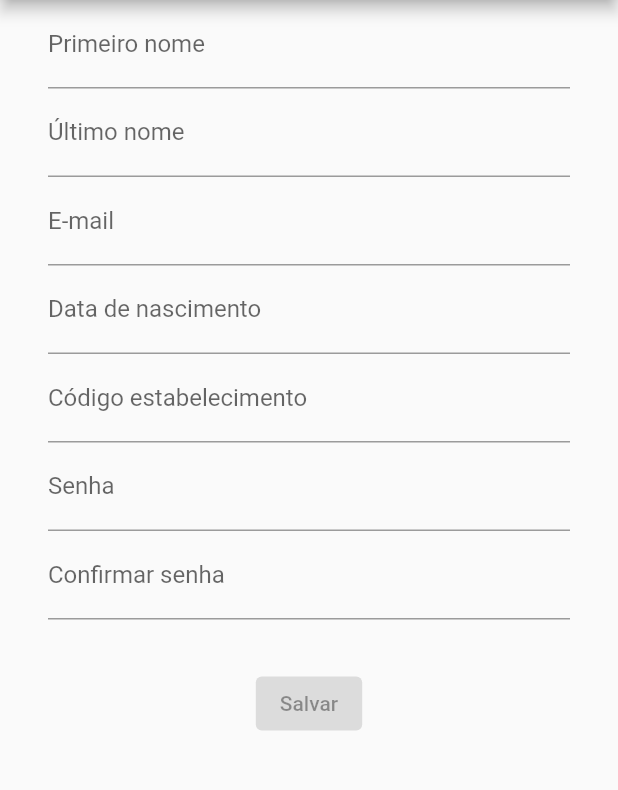
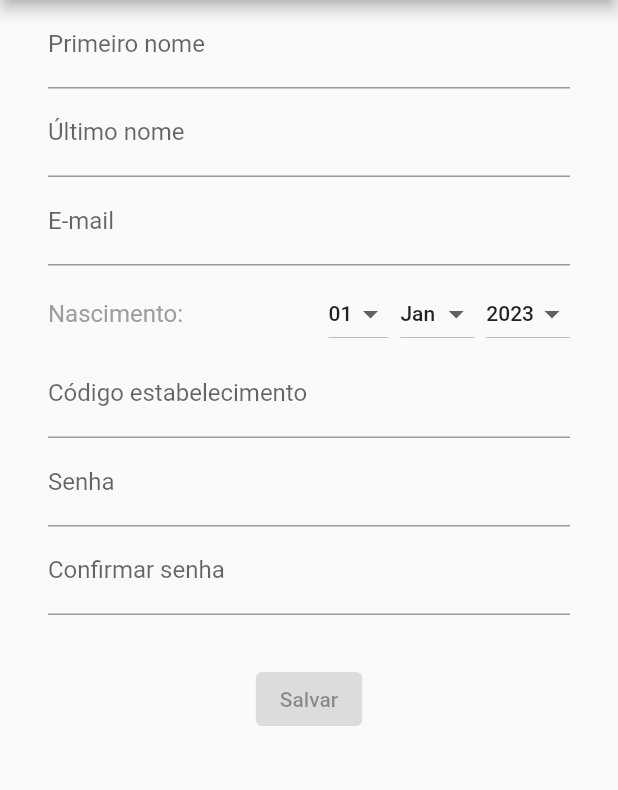
Before and after one commit to Kurt1308/flutter_agende_project_1_front, a Flutter app: the CadastroPage screen opened directly, on a phone screen of 412 x 824 dp, the part 84-874 px from its top. Run offline on Flutter 3.47's test engine with Material 2 defaults, Android fonts, the phone set to English and light mode, and no system bars.

Commit message:
Correção input Data Nascimento.

```diff
--- a/lib/cadastro_page.dart
+++ b/lib/cadastro_page.dart
@@ -9,6 +9,27 @@ class _CadastroPageState extends State<CadastroPage> {
   TextEditingController senhaController = TextEditingController();
   TextEditingController confirmarSenhaController = TextEditingController();
   bool isButtonEnabled = false;
+
+  List<int> dias = List.generate(31, (index) => index + 1);
+  List<String> meses = [
+    'Jan',
+    'Fev',
+    'Mar',
+    'Abr',
+    'Mai',
+    'Jun',
+    'Jul',
+    'Ago',
+    'Set',
+    'Out',
+    'Nov',
+    'Dez'
+  ];
+  List<int> anos = List.generate(38, (index) => index + 2023);
+
+  String selectedDia = '01';
+  String selectedMes = 'Jan';
+  String selectedAno = '2023';
 
   @override
   void initState() {
@@ -38,12 +59,19 @@ class _CadastroPageState extends State<CadastroPage> {
 
   @override
   Widget build(BuildContext context) {
+    final TextStyle inputTextStyle = Theme.of(context).textTheme.bodyText1!;
+    final TextStyle labelStyle = inputTextStyle.copyWith(
+      color: Colors.grey,
+      fontSize:
+          inputTextStyle.fontSize! + 2.0, // Aumentando a fonte em 2 pontos
+      fontWeight: FontWeight.normal, // Removendo o negrito
+    );
+
     return Scaffold(
       appBar: AppBar(title: Text('Cadastro')),
       body: SingleChildScrollView(
         child: Padding(
-          padding: const EdgeInsets.symmetric(
-              horizontal: 32.0), // Espaçamento horizontal de 2 cm
+          padding: const EdgeInsets.symmetric(horizontal: 32.0),
           child: Center(
             child: Column(
               mainAxisAlignment: MainAxisAlignment.center,
@@ -57,8 +85,75 @@ class _CadastroPageState extends State<CadastroPage> {
                 TextFormField(
                   decoration: InputDecoration(labelText: 'E-mail'),
                 ),
-                TextFormField(
-                  decoration: InputDecoration(labelText: 'Data de nascimento'),
+                SizedBox(height: 8.0),
+                Row(
+                  mainAxisAlignment: MainAxisAlignment.spaceBetween,
+                  children: [
+                    Text(
+                      'Nascimento:',
+                      style: labelStyle, // Utilizando o novo estilo do label
+                    ),
+                    Row(
+                      children: [
+                        DropdownButton<String>(
+                          value: selectedDia,
+                          onChanged: (String? newValue) {
+                            setState(() {
+                              selectedDia = newValue!;
+                            });
+                          },
+                          items:
+                              dias.map<DropdownMenuItem<String>>((int value) {
+                            return DropdownMenuItem<String>(
+                              value: value.toString().padLeft(2, '0'),
+                              child: Text(
+                                value.toString().padLeft(2, '0'),
+                                style: inputTextStyle,
+                              ),
+                            );
+                          }).toList(),
+                        ),
+                        SizedBox(width: 8),
+                        DropdownButton<String>(
+                          value: selectedMes,
+                          onChanged: (String? newValue) {
+                            setState(() {
+                              selectedMes = newValue!;
+                            });
+                          },
+                          items: meses
+                              .map<DropdownMenuItem<String>>((String value) {
+                            return DropdownMenuItem<String>(
+                              value: value,
+                              child: Text(
+                                value,
+                                style: inputTextStyle,
+                              ),
+                            );
+                          }).toList(),
+                        ),
+                        SizedBox(width: 8),
+                        DropdownButton<String>(
+                          value: selectedAno,
+                          onChanged: (String? newValue) {
+                            setState(() {
+                              selectedAno = newValue!;
+                            });
+                          },
+                          items:
+                              anos.map<DropdownMenuItem<String>>((int value) {
+                            return DropdownMenuItem<String>(
+                              value: value.toString(),
+                              child: Text(
+                                value.toString(),
+                                style: inputTextStyle,
+                              ),
+                            );
+                          }).toList(),
+                        ),
+                      ],
+                    ),
+                  ],
                 ),
                 TextFormField(
                   decoration:
@@ -66,22 +161,19 @@ class _CadastroPageState extends State<CadastroPage> {
                 ),
                 TextFormField(
                   controller: senhaController,
-                  decoration:
-                      InputDecoration(labelText: 'Senha'), // Campo de senha
-                  obscureText: true, // Esconde o texto digitado
+                  decoration: InputDecoration(labelText: 'Senha'),
+                  obscureText: true,
                 ),
                 TextFormField(
                   controller: confirmarSenhaController,
-                  decoration: InputDecoration(
-                      labelText: 'Confirmar senha'), // Campo de confirmar senha
-                  obscureText: true, // Esconde o texto digitado
+                  decoration: InputDecoration(labelText: 'Confirmar senha'),
+                  obscureText: true,
                 ),
-                SizedBox(height: 32.0), // Espaçamento vertical de 2 cm
+                SizedBox(height: 32.0),
                 ElevatedButton(
                   onPressed: isButtonEnabled
                       ? () {
-                          Navigator.pop(
-                              context); // Volta para a página de login
+                          Navigator.pop(context);
                         }
                       : null,
                   child: Text('Salvar'),
```
